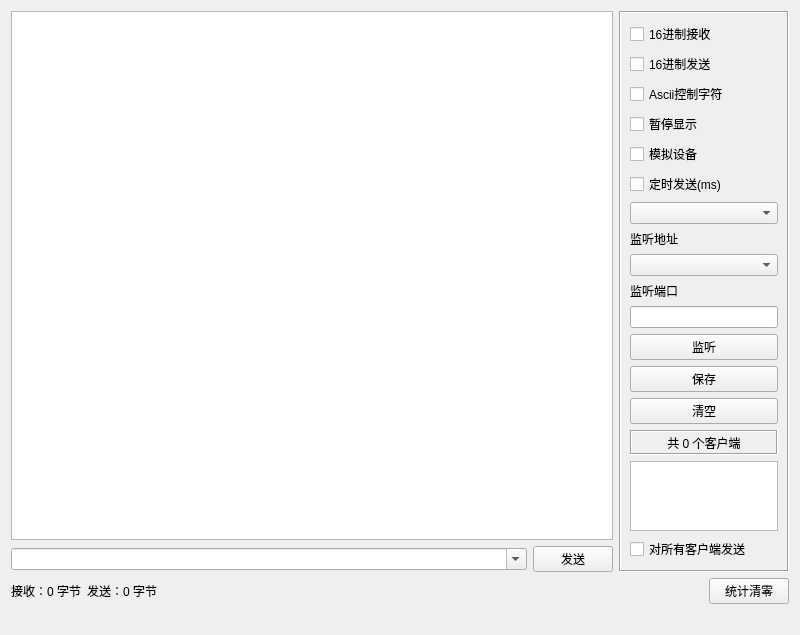
Old version of the form form/frmudpserver.ui in the repository lianpeiliang/net_tran_helper.
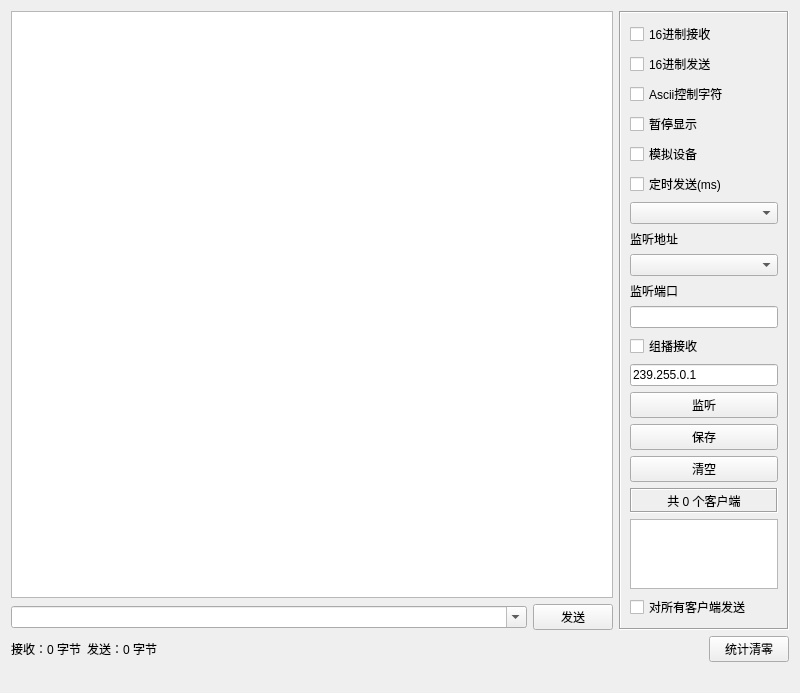
New version of the form.

Commit message: Add IPv4 UDP multicast sending and group reception

What changed in the file:
```diff
--- a/form/frmudpserver.ui
+++ b/form/frmudpserver.ui
@@ -105,7 +105,21 @@
        </widget>
       </item>
       <item>
-       <widget class="QLineEdit" name="txtListenPort"/>
+       <widget class="QLineEdit" name="txtListenPort" />
+      </item>
+      <item>
+       <widget class="QCheckBox" name="ckMulticast">
+        <property name="text">
+         <string>组播接收</string>
+        </property>
+       </widget>
+      </item>
+      <item>
+       <widget class="QLineEdit" name="txtMulticastGroup">
+        <property name="text">
+         <string>239.255.0.1</string>
+        </property>
+       </widget>
       </item>
       <item>
        <widget class="QPushButton" name="btnListen">
```
Left out of the diff: 14 changed lines with no effect on the pictures. The commit also changes 4 other files.
